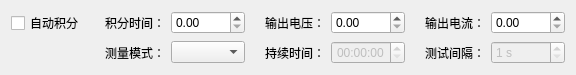
This is SL2100/HTestSetWidget2100DC.ui in hexianqi/QtCode as Qt 5 draws it before an edit. The edited form follows.
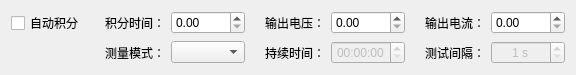
This is the edited form.

Patch:
```diff
--- a/SL2100/HTestSetWidget2100DC.ui
+++ b/SL2100/HTestSetWidget2100DC.ui
@@ -174,6 +174,9 @@
      <property name="enabled">
       <bool>false</bool>
      </property>
+     <property name="alignment">
+      <set>Qt::AlignCenter</set>
+     </property>
      <property name="suffix">
       <string> s</string>
      </property>
```
